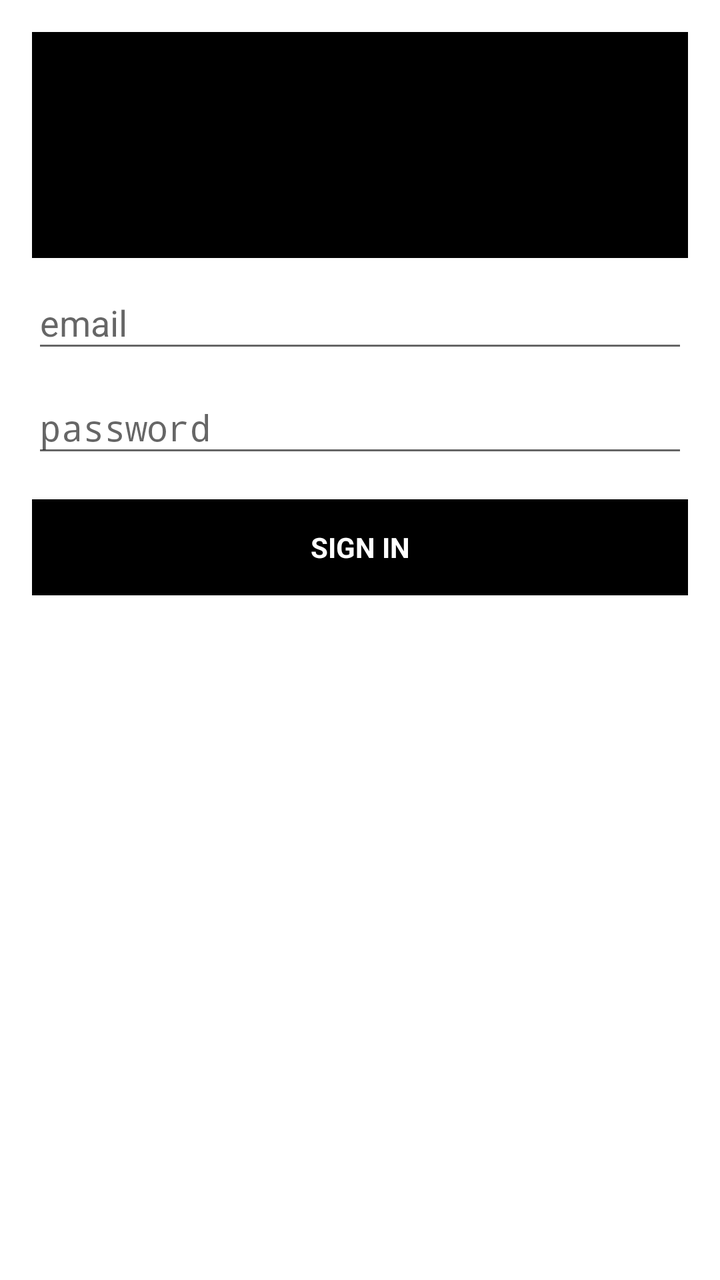
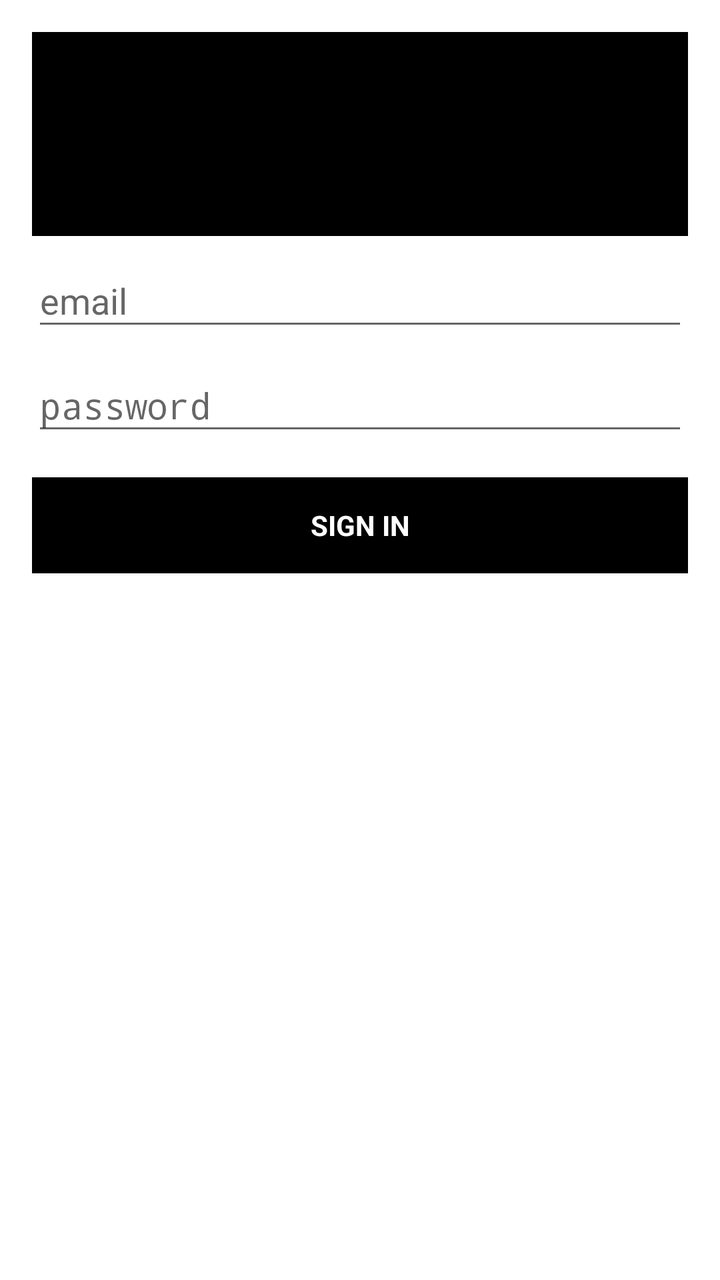

Two renders of the same Android screen: before a commit and after it. Below are the layout's source before the change and the commit's diff.
<!-- AndroidManifest.xml: application theme AppTheme -->
<!-- res/layout/activity_login.xml -->
<?xml version="1.0" encoding="utf-8"?>
<LinearLayout xmlns:android="http://schemas.android.com/apk/res/android"
    xmlns:app="http://schemas.android.com/apk/res-auto"
    xmlns:tools="http://schemas.android.com/tools"
    android:layout_width="match_parent"
    android:layout_height="match_parent"
    android:background="@color/white"
    android:gravity="center_horizontal"
    android:orientation="vertical"
    android:paddingLeft="@dimen/activity_horizontal_margin"
    android:paddingTop="@dimen/activity_vertical_margin"
    android:paddingRight="@dimen/activity_horizontal_margin"
    android:paddingBottom="@dimen/activity_vertical_margin"
    tools:context=".LoginActivity">

    
    <LinearLayout
        android:id="@+id/logoHeader"
        android:layout_width="match_parent"
        android:layout_height="113dp"
        android:background="@color/colorPrimary"
        android:gravity="bottom"
        android:orientation="vertical"
        android:paddingLeft="@dimen/activity_horizontal_margin"
        android:paddingTop="@dimen/activity_vertical_margin"
        android:paddingRight="@dimen/activity_horizontal_margin"
        android:paddingBottom="@dimen/activity_vertical_margin"
        android:theme="@style/ThemeOverlay.AppCompat.Dark">

        <ImageView
            android:id="@+id/logoView"
            android:layout_width="match_parent"
            android:layout_height="88dp"
            android:contentDescription="@string/nav_header_desc"
            android:paddingTop="@dimen/nav_header_vertical_spacing"
            app:srcCompat="@drawable/afrllogo" />

    </LinearLayout>

    <ProgressBar
        android:id="@+id/login_progress"
        style="?android:attr/progressBarStyleLarge"
        android:layout_width="wrap_content"
        android:layout_height="wrap_content"
        android:layout_gravity = "center"
        android:layout_marginBottom="8dp"
        android:indeterminateTint="@color/colorPrimary"
        android:visibility="gone" />

    <ScrollView
        android:id="@+id/login_form"
        android:layout_width="match_parent"
        android:layout_height="match_parent">

        <LinearLayout
            android:id="@+id/email_login_form"
            android:layout_width="match_parent"
            android:layout_height="wrap_content"
            android:orientation="vertical">

            <android.support.design.widget.TextInputLayout
                android:layout_width="match_parent"
                android:layout_height="wrap_content">

                <AutoCompleteTextView
                    android:id="@+id/email"
                    android:layout_width="match_parent"
                    android:layout_height="wrap_content"
                    android:textColorHint="@color/backgroundGray"
                    android:textColor="@color/colorPrimary"
                    android:hint="@string/prompt_email"
                    android:inputType="textEmailAddress"
                    android:maxLines="1"
                    android:singleLine="true" />

            </android.support.design.widget.TextInputLayout>

            <android.support.design.widget.TextInputLayout
                android:layout_width="match_parent"
                android:layout_height="wrap_content">

                <EditText
                    android:id="@+id/password"
                    android:layout_width="match_parent"
                    android:layout_height="wrap_content"
                    android:textColorHint="@color/backgroundGray"
                    android:textColor="@color/colorPrimary"
                    android:hint="@string/prompt_password"
                    android:imeActionId="6"
                    android:imeActionLabel="@string/action_sign_in_short"
                    android:imeOptions="actionUnspecified"
                    android:inputType="textPassword"
                    android:maxLines="1"
                    android:singleLine="true" />

            </android.support.design.widget.TextInputLayout>

            <Button
                android:id="@+id/email_sign_in_button"
                style="?android:textAppearanceSmall"
                android:layout_width="match_parent"
                android:layout_height="wrap_content"
                android:layout_marginTop="16dp"
                android:background="#000"
                android:textColor="@color/white"
                android:text="SIGN IN"
                android:textStyle="bold" />

        </LinearLayout>
    </ScrollView>
</LinearLayout>
<!-- resources referenced by this layout -->
<resources>
  <color name="backgroundGray">#696969</color>
  <color name="colorPrimary">#000000</color>
  <color name="white">#FFFFFF</color>color&gt;
  <dimen name="activity_horizontal_margin">16dp</dimen>
  <dimen name="activity_vertical_margin">16dp</dimen>
  <dimen name="nav_header_vertical_spacing">8dp</dimen>
  <!-- drawable afrllogo: png bitmap (drawable-v24, 118695 bytes) -->
  <string name="action_sign_in_short">Sign in</string>
  <string name="nav_header_desc">Navigation header</string>
  <string name="prompt_email">email</string>
  <string name="prompt_password">password</string>
  <style name="AppTheme" parent="Theme.AppCompat.Light.DarkActionBar">
          
          <item name="colorPrimary">@color/colorPrimary</item>
          <item name="colorPrimaryDark">@color/colorPrimaryDark</item>
          <item name="colorAccent">@color/colorAccent</item>
      </style>
  <color name="colorPrimaryDark">#00574B</color>
  <color name="colorAccent">#FFFFFF</color>
</resources>

<!-- the commit's change to res/layout/activity_login.xml (unified diff, before → after) -->
@@ -14,36 +14,15 @@
     tools:context=".LoginActivity">
 
     
-    <LinearLayout
-        android:id="@+id/logoHeader"
-        android:layout_width="match_parent"
-        android:layout_height="113dp"
-        android:background="@color/colorPrimary"
-        android:gravity="bottom"
-        android:orientation="vertical"
-        android:paddingLeft="@dimen/activity_horizontal_margin"
-        android:paddingTop="@dimen/activity_vertical_margin"
-        android:paddingRight="@dimen/activity_horizontal_margin"
-        android:paddingBottom="@dimen/activity_vertical_margin"
-        android:theme="@style/ThemeOverlay.AppCompat.Dark">
-
-        <ImageView
-            android:id="@+id/logoView"
-            android:layout_width="match_parent"
-            android:layout_height="88dp"
-            android:contentDescription="@string/nav_header_desc"
-            android:paddingTop="@dimen/nav_header_vertical_spacing"
-            app:srcCompat="@drawable/afrllogo" />
-
-    </LinearLayout>
 
     <ProgressBar
         android:id="@+id/login_progress"
         style="?android:attr/progressBarStyleLarge"
         android:layout_width="wrap_content"
         android:layout_height="wrap_content"
-        android:layout_gravity = "center"
+        android:layout_gravity="center"
         android:layout_marginBottom="8dp"
+        android:foregroundGravity="top|center"
         android:indeterminateTint="@color/colorPrimary"
         android:visibility="gone" />
 
@@ -57,6 +36,16 @@
             android:layout_width="match_parent"
             android:layout_height="wrap_content"
             android:orientation="vertical">
+
+            <ImageView
+                android:id="@+id/logoView"
+                android:layout_width="match_parent"
+                android:layout_height="102dp"
+                android:background="@color/colorPrimary"
+                android:contentDescription="@string/nav_header_desc"
+                android:padding="@dimen/nav_header_vertical_spacing"
+                android:paddingTop="@dimen/nav_header_vertical_spacing"
+                app:srcCompat="@drawable/marcopolo" />
 
             <android.support.design.widget.TextInputLayout
                 android:layout_width="match_parent"
@@ -108,4 +97,5 @@
 
         </LinearLayout>
     </ScrollView>
+
 </LinearLayout>
<!-- resource entries referenced after the edit -->
@@ -6,7 +6,7 @@
   <dimen name="activity_horizontal_margin">16dp</dimen>
   <dimen name="activity_vertical_margin">16dp</dimen>
   <dimen name="nav_header_vertical_spacing">8dp</dimen>
-  <!-- drawable afrllogo: png bitmap (drawable-v24, 118695 bytes) -->
+  <!-- drawable marcopolo: png bitmap (drawable, 16986 bytes) -->
   <string name="action_sign_in_short">Sign in</string>
   <string name="nav_header_desc">Navigation header</string>
   <string name="prompt_email">email</string>
